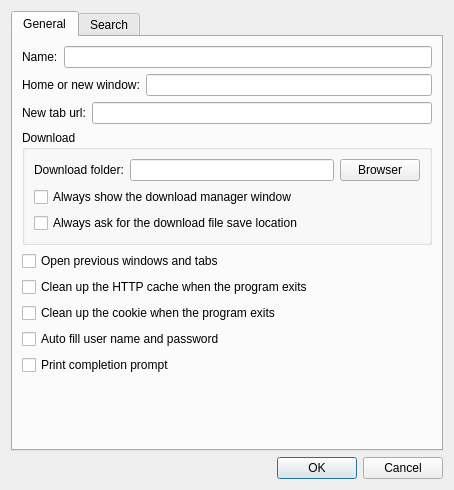
This is Plugins/WebBrowser/DlgSettings.ui in KangLin/RabbitRemoteControl as Qt 5 draws it before an edit. The edited form follows.
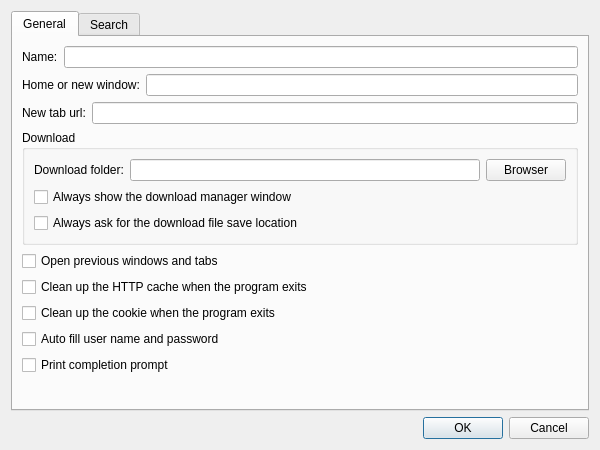
This is the edited form. Icons and pictures are not drawn.

```diff
--- a/Plugins/WebBrowser/DlgSettings.ui
+++ b/Plugins/WebBrowser/DlgSettings.ui
@@ -6,8 +6,8 @@
    <rect>
     <x>0</x>
     <y>0</y>
-    <width>454</width>
-    <height>490</height>
+    <width>600</width>
+    <height>450</height>
    </rect>
   </property>
   <property name="windowTitle">
```
